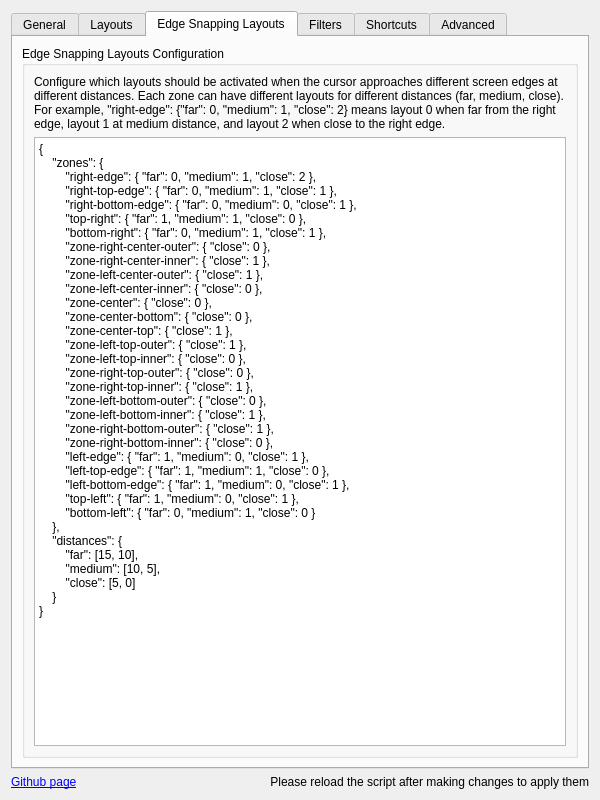
Old version of the form src/contents/ui/config.ui in the repository Cristiandobrinin/kzones.
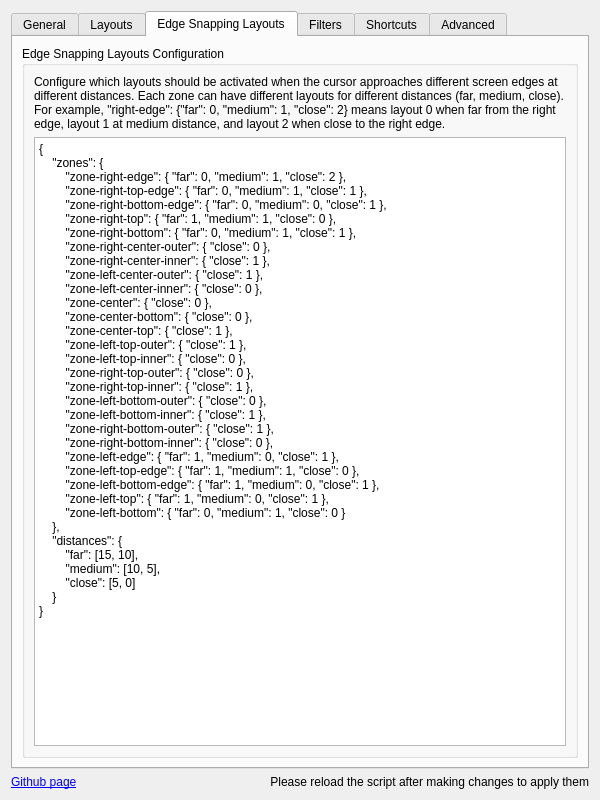
New version of the form. The open tabs and pages were chosen to show the change. Icons and pictures are not drawn.

Commit message:
Add advanced debugging features for zone detection
- Enhanced edge snapping indicator with comprehensive debug information
- Added new properties `currentZone` and `currentDistance` to track zone details
- Implemented detailed logging for zone detection process
- Added visual representation of screen zones and cursor position
- Expanded debug overlay to show cursor coordinates, screen percentages, and active window
- Improved fallback zone detection with more precise logging

The edit to the form file:
```diff
--- a/src/contents/ui/config.ui
+++ b/src/contents/ui/config.ui
@@ -492,11 +492,11 @@
             <property name="plainText">
              <string>{
     "zones": {
-        "right-edge": { "far": 0, "medium": 1, "close": 2 },
-        "right-top-edge": { "far": 0, "medium": 1, "close": 1 },
-        "right-bottom-edge": { "far": 0, "medium": 0, "close": 1 },
-        "top-right": { "far": 1, "medium": 1, "close": 0 },
-        "bottom-right": { "far": 0, "medium": 1, "close": 1 },
+        "zone-right-edge": { "far": 0, "medium": 1, "close": 2 },
+        "zone-right-top-edge": { "far": 0, "medium": 1, "close": 1 },
+        "zone-right-bottom-edge": { "far": 0, "medium": 0, "close": 1 },
+        "zone-right-top": { "far": 1, "medium": 1, "close": 0 },
+        "zone-right-bottom": { "far": 0, "medium": 1, "close": 1 },
         "zone-right-center-outer": { "close": 0 },
         "zone-right-center-inner": { "close": 1 },
         "zone-left-center-outer": { "close": 1 },
@@ -512,11 +512,11 @@
         "zone-left-bottom-inner": { "close": 1 },
         "zone-right-bottom-outer": { "close": 1 },
         "zone-right-bottom-inner": { "close": 0 },
-        "left-edge": { "far": 1, "medium": 0, "close": 1 },
-        "left-top-edge": { "far": 1, "medium": 1, "close": 0 },
-        "left-bottom-edge": { "far": 1, "medium": 0, "close": 1 },
-        "top-left": { "far": 1, "medium": 0, "close": 1 },
-        "bottom-left": { "far": 0, "medium": 1, "close": 0 }
+        "zone-left-edge": { "far": 1, "medium": 0, "close": 1 },
+        "zone-left-top-edge": { "far": 1, "medium": 1, "close": 0 },
+        "zone-left-bottom-edge": { "far": 1, "medium": 0, "close": 1 },
+        "zone-left-top": { "far": 1, "medium": 0, "close": 1 },
+        "zone-left-bottom": { "far": 0, "medium": 1, "close": 0 }
     },
     "distances": {
         "far": [15, 10],
```
The commit also changes 2 other files.
